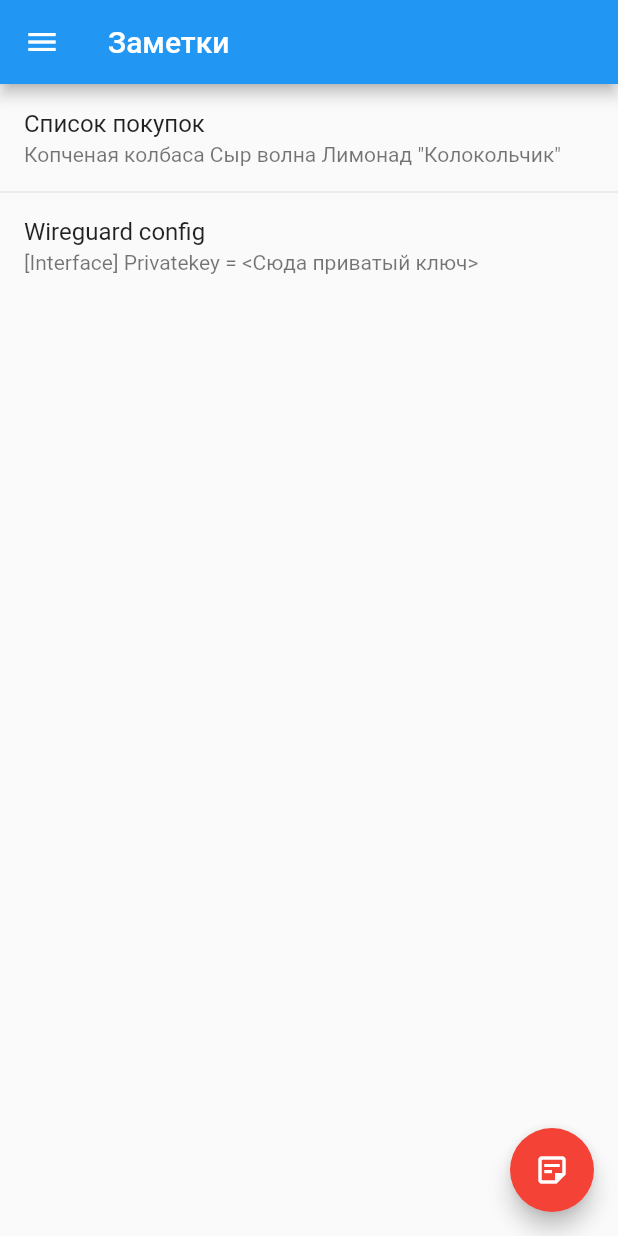
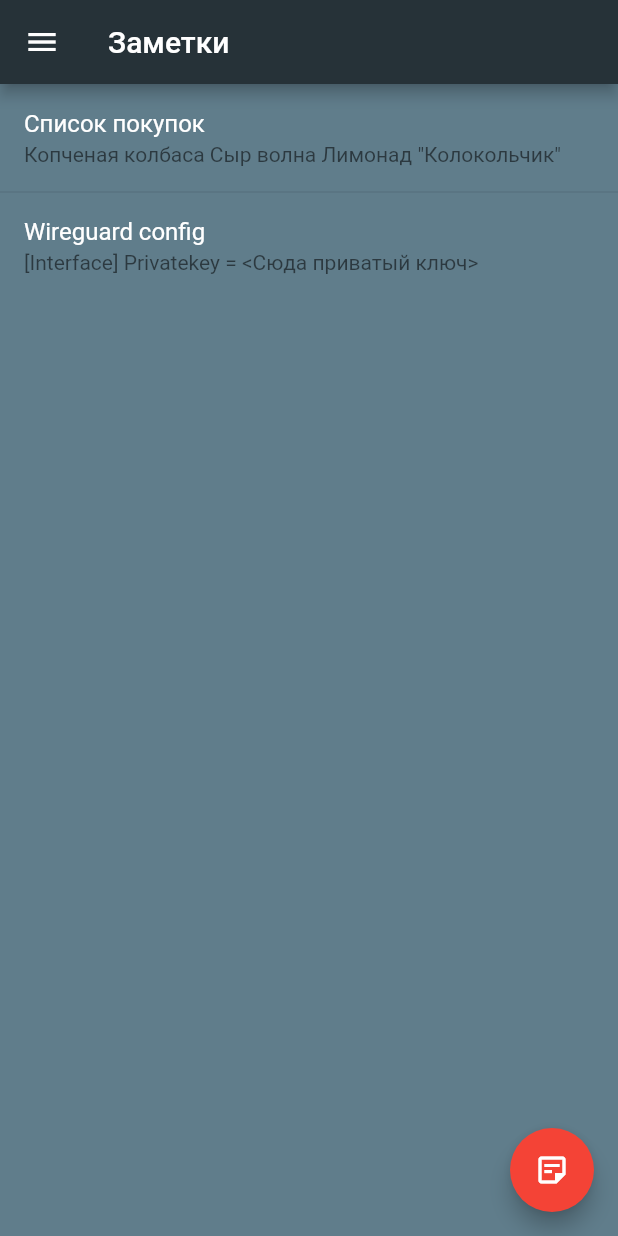
Before and after one commit to durakin/alik_notes, a Flutter app: the screen it shows after launch, on a phone screen of 412 x 824 dp. Run offline on Flutter 3.47's test engine with Material 2 defaults, Android fonts, the phone set to English and light mode, and no system bars; our stand-ins replace datetime_picker_formfield.

Commit message:
Design fix

```diff
--- a/lib/main.dart
+++ b/lib/main.dart
@@ -13,11 +13,26 @@ void main() {
 class MyApp extends StatelessWidget {
   const MyApp({Key? key}) : super(key: key);
 
+
   @override
   Widget build(BuildContext context) {
-    return  const MaterialApp(
-        title: "Alik notes",
-        home: Notes()
+    return MaterialApp(
+      title: "Alik notes",
+      home: const Notes(),
+      theme: ThemeData(
+        colorScheme: ColorScheme.fromSwatch(
+          primarySwatch: Colors.blueGrey,
+        ).copyWith(primary: const Color(0xff263238)),
+        canvasColor: Colors.blueGrey,
+
+        textTheme: const TextTheme(
+          headline6: TextStyle(color: Colors.red),
+        ).apply(bodyColor: Colors.white,
+          displayColor: Colors.white,),
+
+        textSelectionTheme: const TextSelectionThemeData(
+            cursorColor: Colors.red, selectionHandleColor: Colors.red),
+      ),
     );
   }
 }
--- a/lib/notes.dart
+++ b/lib/notes.dart
@@ -19,6 +19,7 @@ class NoteEdit extends StatelessWidget {
     return Scaffold(
       appBar: AppBar(
         title: TextField(
+          style: Theme.of(context).textTheme.headline6,
           decoration: const InputDecoration(
             hintText: "Название",
           ),
@@ -33,15 +34,17 @@ class NoteEdit extends StatelessWidget {
               color: Colors.white,
             ),
             onPressed: null,
-            tooltip: "Save",
+            tooltip: "Сохранить",
           ),
         ],
       ),
       body: TextField(
+        style: const TextStyle(color: Colors.white),
         decoration: const InputDecoration(
             hintText: "Содержание", contentPadding: EdgeInsets.all(16)),
-        controller:
-            TextEditingController(text: (note != null) ? note?.text : ""),
+        controller: TextEditingController(
+          text: (note != null) ? note?.text : "",
+        ),
         keyboardType: TextInputType.multiline,
         maxLines: null,
       ),
@@ -73,7 +76,7 @@ class NoteView extends StatelessWidget {
                     MaterialPageRoute(
                         builder: (context) => NoteEdit(note: note)));
               },
-              tooltip: "Edit",
+              tooltip: "Редактировать",
             ),
             IconButton(
               icon: const Icon(
@@ -81,13 +84,17 @@ class NoteView extends StatelessWidget {
                 color: Colors.white,
               ),
               onPressed: null,
-              tooltip: "Delete",
+              tooltip: "Удалить",
             ),
           ],
         ),
         body: Padding(
           padding: const EdgeInsets.all(16),
-          child: Text(note.text),
+          child: Text(
+            note.text,
+            style: (Theme.of(context).textTheme.subtitle1)
+                ?.copyWith(color: Colors.white),
+          ),
         ));
   }
 }
@@ -109,14 +116,13 @@ class _NotesState extends State<Notes> {
         "Wireguard config", "[Interface] Privatekey = <Сюда приватый ключ>"),
   ];
 
-
   @override
   Widget build(BuildContext context) {
     final tiles = _notes.map((note) => ListTile(
         title: Text(
           note.name,
           maxLines: 1,
-          //style: _biggerFont,
+          style: const TextStyle(color: Colors.white),
         ),
         subtitle: Text(note.plainText, maxLines: 1),
         onTap: () {
@@ -133,15 +139,45 @@ class _NotesState extends State<Notes> {
 
     return Scaffold(
       drawer: Drawer(
+          child: Container(
+              margin: const EdgeInsets.only(top: 60),
               child: ListView(children: [
                 ListTile(
-              title: const Text("События"),
+                  leading: const Icon(Icons.calendar_today_outlined,
+                      color: Colors.white),
+                  title: Text(
+                    "События",
+                    style: (Theme.of(context).textTheme.headline6)
+                        ?.copyWith(color: Colors.white),
+                  ),
                   onTap: () {
                     Navigator.pushReplacement(
-                    context, MaterialPageRoute(builder: (context) => const Events()));
+                        context,
+                        MaterialPageRoute(
+                            builder: (context) => const Events()));
                   },
+                ),
+                //const Divider(height: 16, thickness: 0,),
+                ListTile(
+                  leading: const Icon(Icons.sticky_note_2_outlined,
+                      color: Colors.white),
+                  title: Text("Заметки",
+                      style: (Theme.of(context).textTheme.headline6)
+                          ?.copyWith(color: Colors.white)),
+                  onTap: () {
+                    Navigator.pushReplacement(context,
+                        MaterialPageRoute(builder: (context) => const Notes()));
+                  },
+                ),
+                const Divider(thickness: 2),
+                ListTile(
+                  leading: const Icon(Icons.info_outline, color: Colors.white),
+                  title: Text("О приложении",
+                      style: (Theme.of(context).textTheme.headline6)
+                          ?.copyWith(color: Colors.white)),
+                  onTap: () {},
                 )
-          ])),
+              ]))),
       appBar: AppBar(
         title: const Text('Заметки'),
       ),
```
Also changed, not shown: lib/events.dart (+74 -24 lines). Lines whose indentation alone changed are shown as unchanged.
